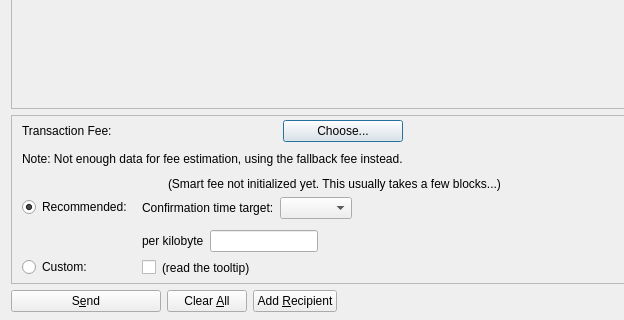
Old version of the form src/qt/forms/sendcoinsdialog.ui in the repository biblepay/biblepay; both pictures show x 0 to 624 and y 206 to 526 of the 850 by 526 pixel window.
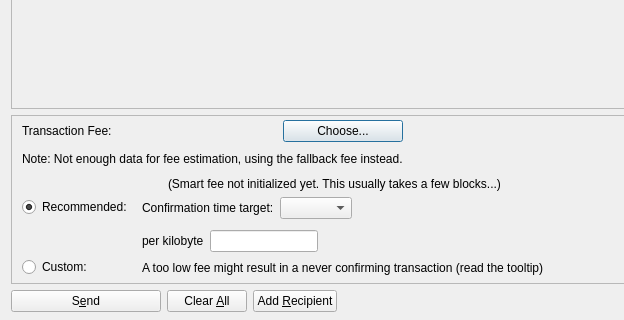
New version of the form. Custom widgets are drawn as their Qt base class.

Diff of the .ui file:
```diff
--- a/src/qt/forms/sendcoinsdialog.ui
+++ b/src/qt/forms/sendcoinsdialog.ui
@@ -814,17 +814,7 @@
                <item>
                 <layout class="QHBoxLayout" name="horizontalLayoutFee8">
                  <item>
-                  <widget class="QCheckBox" name="checkBoxMinimumFee">
-                   <property name="toolTip">
-                    <string>Paying only the minimum fee is just fine as long as there is less transaction volume than space in the blocks.&lt;br /&gt;But be aware that this can end up in a never confirming transaction once there is more demand for biblepay transactions than the network can process.</string>
-                   </property>
-                   <property name="text">
-                    <string/>
-                   </property>
-                  </widget>
-                 </item>
-                 <item>
-                  <widget class="QLabel" name="labelMinFeeWarning">
+                  <widget class="QLabel" name="labelCustomFeeWarning">
                    <property name="enabled">
                     <bool>true</bool>
                    </property>
@@ -832,10 +822,7 @@
                     <string>Paying only the minimum fee is just fine as long as there is less transaction volume than space in the blocks.&lt;br /&gt;But be aware that this can end up in a never confirming transaction once there is more demand for biblepay transactions than the network can process.</string>
                    </property>
                    <property name="text">
-                    <string>(read the tooltip)</string>
-                   </property>
-                   <property name="margin">
-                    <number>5</number>
+                    <string>A too low fee might result in a never confirming transaction (read the tooltip)</string>
                    </property>
                   </widget>
                  </item>
```
Left out of the diff: 15 changed lines with no effect on the pictures.
